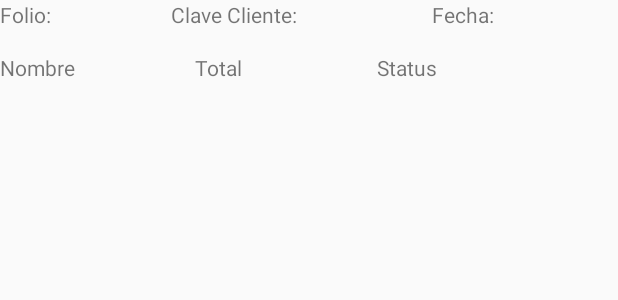
After one commit to hiramcastrod/hiram-vendimia, an Android app: the layout sales_view_holder.xml on its own in the app's theme, with its tools: preview values and no code run, on a phone screen of 412 x 824 dp. The commit adds this screen. Shown: the top 300 px of the screen. Run offline under Robolectric (Android 15) with nearby library versions, the phone set to English and light mode, and no system bars.

Commit message:
Sale object, sales recycler view adapter, recycler view adapter

```diff
--- a/app/build.gradle
+++ b/app/build.gradle
@@ -36,4 +36,6 @@ dependencies {
     implementation 'com.getbase:floatingactionbutton:1.10.1'
     implementation 'com.google.maps:google-maps-services:0.2.7'
     implementation 'org.slf4j:slf4j-nop:1.7.25'
+    implementation 'com.android.support:recyclerview-v7:27.1.1'
+    implementation 'com.android.support:cardview-v7:27.1.1'
 }
--- /dev/null
+++ b/app/src/main/res/layout/sales_view_holder.xml
@@ -0,0 +1,61 @@
+<?xml version="1.0" encoding="utf-8"?>
+<LinearLayout
+    xmlns:android="http://schemas.android.com/apk/res/android"
+    android:orientation="vertical"
+    android:layout_width="match_parent"
+    android:layout_height="wrap_content">
+
+    <LinearLayout
+        android:orientation="horizontal"
+        android:layout_width="match_parent"
+        android:layout_height="wrap_content"
+        android:paddingBottom="@dimen/general_padding"
+        >
+        <TextView
+            android:id="@+id/rv_folio"
+            android:layout_width="wrap_content"
+            android:layout_height="wrap_content"
+            android:text="@string/folio"
+            android:layout_marginEnd="80dp"
+            />
+        <TextView
+            android:id="@+id/rv_cclient"
+            android:layout_width="wrap_content"
+            android:layout_height="wrap_content"
+            android:text="@string/client_number"
+            android:layout_marginEnd="90dp"
+            />
+        <TextView
+            android:id="@+id/rv_date"
+            android:layout_width="wrap_content"
+            android:layout_height="wrap_content"
+            android:text="@string/date"
+            />
+    </LinearLayout>
+    <LinearLayout
+        android:orientation="horizontal"
+        android:layout_width="match_parent"
+        android:layout_height="wrap_content">
+        <TextView
+            android:id="@+id/rv_name"
+            android:layout_width="wrap_content"
+            android:layout_height="wrap_content"
+            android:text="@string/name"
+            android:layout_marginEnd="80dp"
+            />
+        <TextView
+            android:id="@+id/rv_total"
+            android:layout_width="wrap_content"
+            android:layout_height="wrap_content"
+            android:text="@string/total"
+            android:layout_marginEnd="90dp"
+            />
+        <TextView
+            android:id="@+id/rv_status"
+            android:layout_width="wrap_content"
+            android:layout_height="wrap_content"
+            android:text="@string/status"
+            />
+    </LinearLayout>
+
+</LinearLayout>
--- a/app/src/main/res/values/strings.xml
+++ b/app/src/main/res/values/strings.xml
@@ -9,4 +9,10 @@
     <string name="configTab">Configuración</string>
     <string name="open_nav_drawer">Open Drawer</string>
     <string name="close_nav_drawer">Close Drawer</string>
+    <string name="folio">Folio:</string>
+    <string name="client_number">Clave Cliente:</string>
+    <string name="date">Fecha:</string>
+    <string name="name">Nombre</string>
+    <string name="total">Total</string>
+    <string name="status">Status</string>
 </resources>
```
Also changed, not shown: app/src/main/java/hiram/vendimia/adapters/SalesAdapter.java (added, +74 -0 lines), app/src/main/java/hiram/vendimia/fragments/SalesFragment.java (+11 -1 lines), app/src/main/java/hiram/vendimia/models/Sale.java (added, +62 -0 lines), app/src/main/res/layout/fragment_sales.xml (+11 -6 lines).
